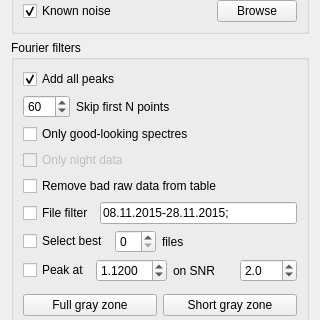
Above: src/analytics.ui from vtyulb/BSA-Analytics before the change; both pictures show x 0 to 320 and y 541 to 861 of the 320 by 1540 pixel window. Below: the same form after it.
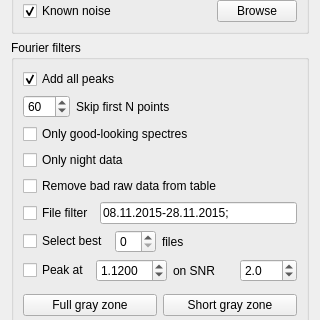
That is the form after the change.

Patch:
```diff
--- a/src/analytics.ui
+++ b/src/analytics.ui
@@ -480,7 +480,7 @@
       <item>
        <widget class="QCheckBox" name="fourierOnlyNightData">
         <property name="enabled">
-         <bool>false</bool>
+         <bool>true</bool>
         </property>
         <property name="text">
          <string>Only night data</string>
```
